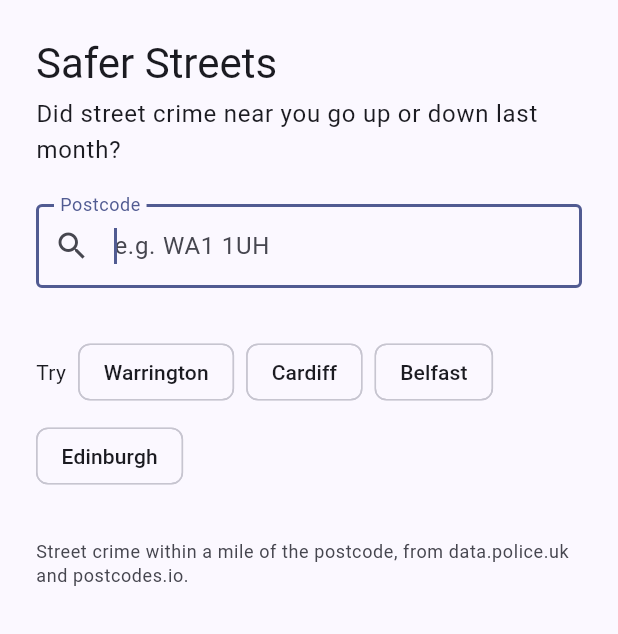
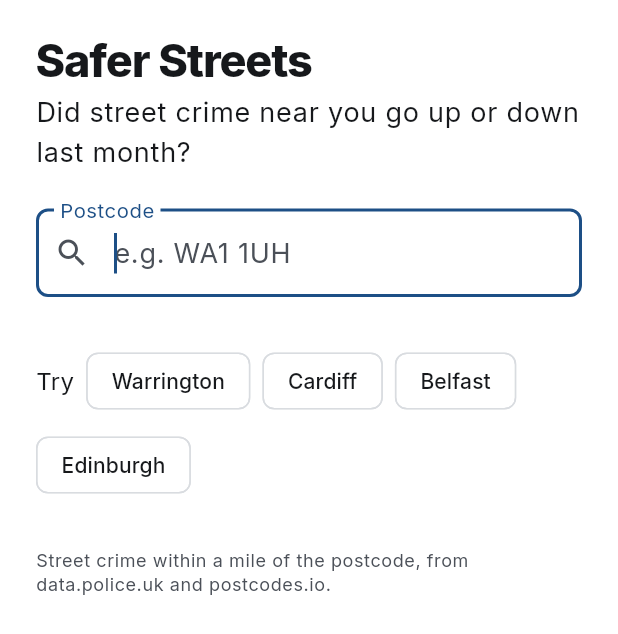
Before and after one commit to markwedmunds/safer_streets, a Flutter app: the screen it shows after launch, on a phone screen of 412 x 824 dp. Shown: the top 634 px of the screen. Run offline on Flutter 3.47's test engine with Material 3 defaults, Android fonts, the phone set to English and light mode, and no system bars; our stand-ins replace dio, flutter_riverpod, riverpod_annotation; generated files the repository leaves out were written again.

Commit message:
Feature: theme with Inter and a navy palette

```diff
--- a/lib/app.dart
+++ b/lib/app.dart
@@ -16,10 +16,80 @@
     );
   }
 
-  ThemeData _theme(Brightness brightness) => ThemeData(
-    colorScheme: ColorScheme.fromSeed(
-      seedColor: Colors.indigo,
-      brightness: brightness,
-    ),
-  );
+  ThemeData _theme(Brightness brightness) {
+    Color pick(int light, int dark) =>
+        Color(brightness == Brightness.light ? light : dark);
+    final scheme =
+        ColorScheme.fromSeed(
+          seedColor: const Color(0xFF1D4F86),
+          brightness: brightness,
+        ).copyWith(
+          primary: pick(0xFF1D4F86, 0xFFA9C9F0),
+          onPrimary: pick(0xFFFFFFFF, 0xFF0B1D33),
+          // More crime. Amber and blue stay distinct with red-green colour
+          // blindness, and amber reads as "note this" without red's alarm.
+          tertiary: pick(0xFF974500, 0xFFF3B072),
+          surface: pick(0xFFFFFFFF, 0xFF131518),
+          onSurface: pick(0xFF16181B, 0xFFE8EAED),
+          onSurfaceVariant: pick(0xFF4B5058, 0xFFB4B9C0),
+          surfaceContainerLow: pick(0xFFEEF3F8, 0xFF18202B),
+          surfaceContainerHighest: pick(0xFFE6E9ED, 0xFF262A30),
+          outline: pick(0xFFB9C1CB, 0xFF4A525D),
+          outlineVariant: pick(0xFFD9DCE0, 0xFF343840),
+        );
+    TextStyle heading(double size) => TextStyle(
+      fontSize: size,
+      fontWeight: FontWeight.w800,
+      letterSpacing: size * -0.025,
+      height: 1.1,
+    );
+    final radius = BorderRadius.circular(8);
+
+    return ThemeData(
+      colorScheme: scheme,
+      fontFamily: 'Inter',
+      textTheme: TextTheme(
+        displayLarge: heading(80),
+        displayMedium: heading(56),
+        displaySmall: heading(40),
+        headlineMedium: heading(30),
+        titleLarge: heading(20),
+        bodyLarge: const TextStyle(fontSize: 18, height: 1.5),
+        bodyMedium: const TextStyle(fontSize: 16, height: 1.5),
+        labelMedium: const TextStyle(
+          fontSize: 13,
+          fontWeight: FontWeight.w600,
+          letterSpacing: 1,
+        ),
+      ),
+      filledButtonTheme: FilledButtonThemeData(
+        style: FilledButton.styleFrom(
+          backgroundColor: scheme.onSurface,
+          foregroundColor: scheme.surface,
+          minimumSize: const Size(0, 56),
+          padding: const EdgeInsets.symmetric(horizontal: 24),
+          shape: RoundedRectangleBorder(borderRadius: radius),
+          textStyle: const TextStyle(fontSize: 16, fontWeight: FontWeight.w800),
+        ),
+      ),
+      textButtonTheme: TextButtonThemeData(
+        style: TextButton.styleFrom(
+          minimumSize: Size.zero,
+          padding: const EdgeInsets.all(4),
+          textStyle: const TextStyle(decoration: TextDecoration.underline),
+        ),
+      ),
+      inputDecorationTheme: InputDecorationTheme(
+        border: OutlineInputBorder(borderRadius: radius),
+        enabledBorder: OutlineInputBorder(
+          borderRadius: radius,
+          borderSide: BorderSide(color: scheme.onSurface, width: 2),
+        ),
+        focusedBorder: OutlineInputBorder(
+          borderRadius: radius,
+          borderSide: BorderSide(color: scheme.primary, width: 2),
+        ),
+      ),
+    );
+  }
 }
```
Also changed, not shown: assets/fonts/inter/OFL.txt (added, +92 -0 lines), pubspec.yaml (+12 -0 lines), assets/fonts/inter/Inter-ExtraBold.ttf (added), assets/fonts/inter/Inter-Medium.ttf (added), assets/fonts/inter/Inter-Regular.ttf (added), assets/fonts/inter/Inter-SemiBold.ttf (added).
